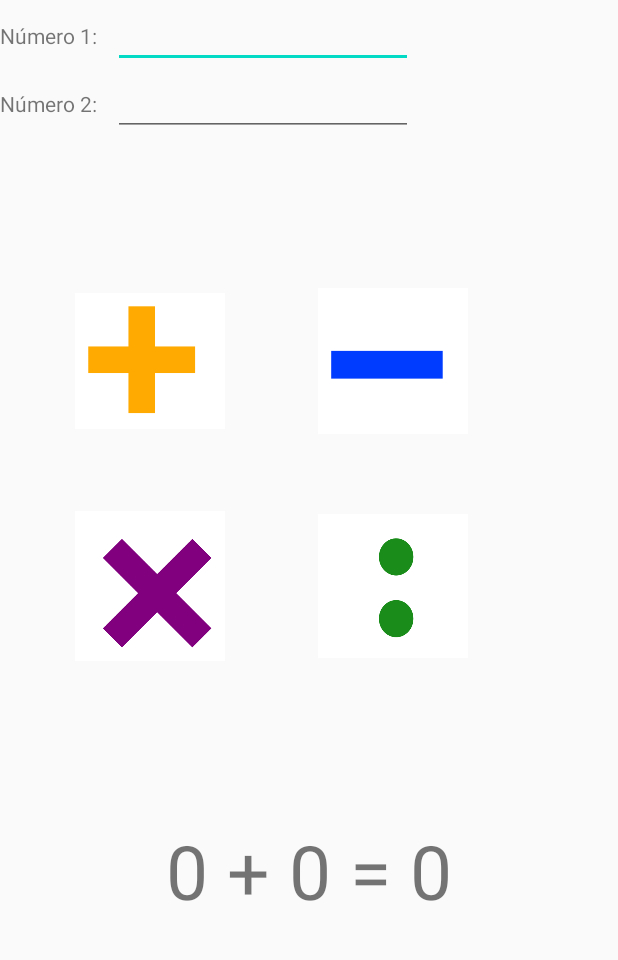
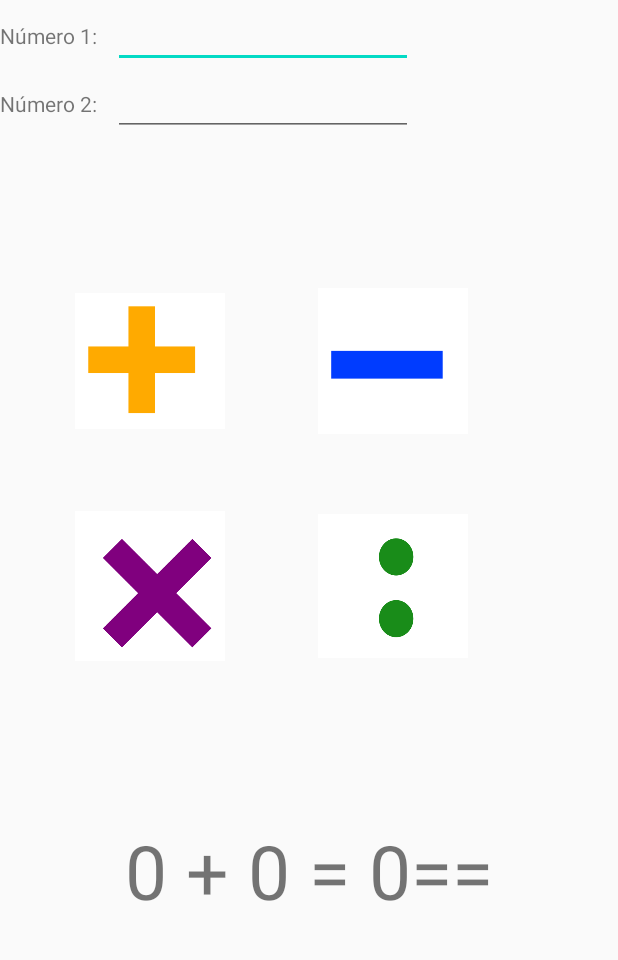
Before and after one commit to Sol2rac1/Calculadora, an Android app: the screen it shows after launch (MainActivity), after a tap on an icon or button, on a phone screen of 412 x 824 dp, the part 155-1115 px from its top. Run offline under Robolectric (Android 15) with nearby library versions, the phone set to English and light mode, and no system bars; 2 statements that could not run were skipped.

Commit message:
ha cambiado

```diff
--- a/app/src/main/java/com/example/calculadora/MainActivity.java
+++ b/app/src/main/java/com/example/calculadora/MainActivity.java
@@ -48,7 +48,7 @@ public class MainActivity extends AppCompatActivity implements View.OnClickListe
         if(operacio.getId()== R.id.suma)
         {
             resultat=n01+n02;
-            resul.setText(n01+" + "+n02+" = "+resultat);
+            resul.setText(n01+" + "+n02+" = "+resultat+"==");
         }
         else if(operacio.getId()== R.id.resta)
         {
```
